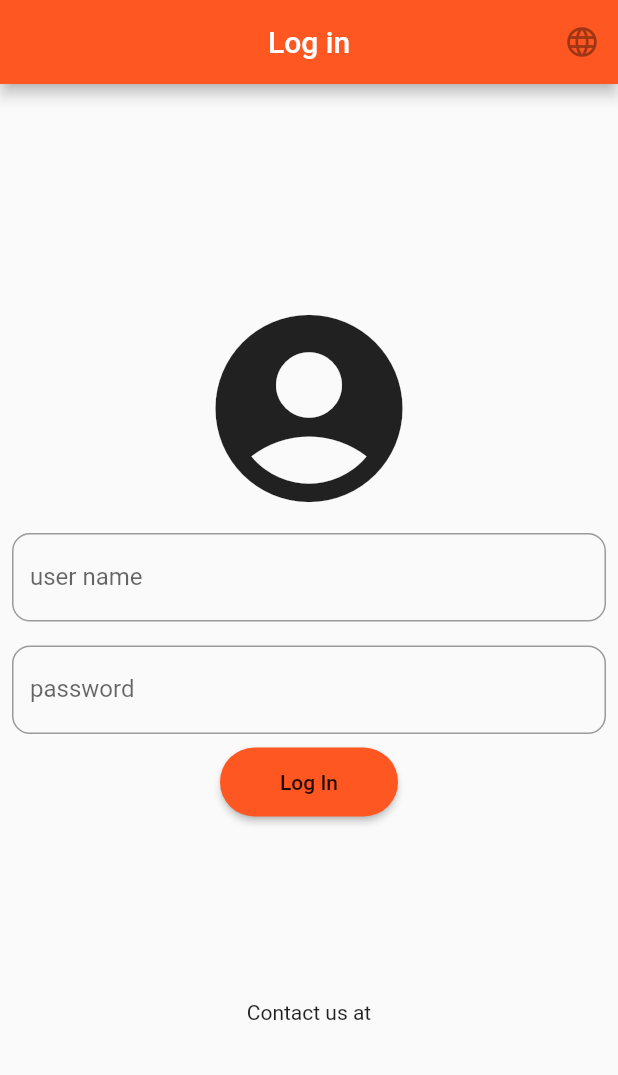
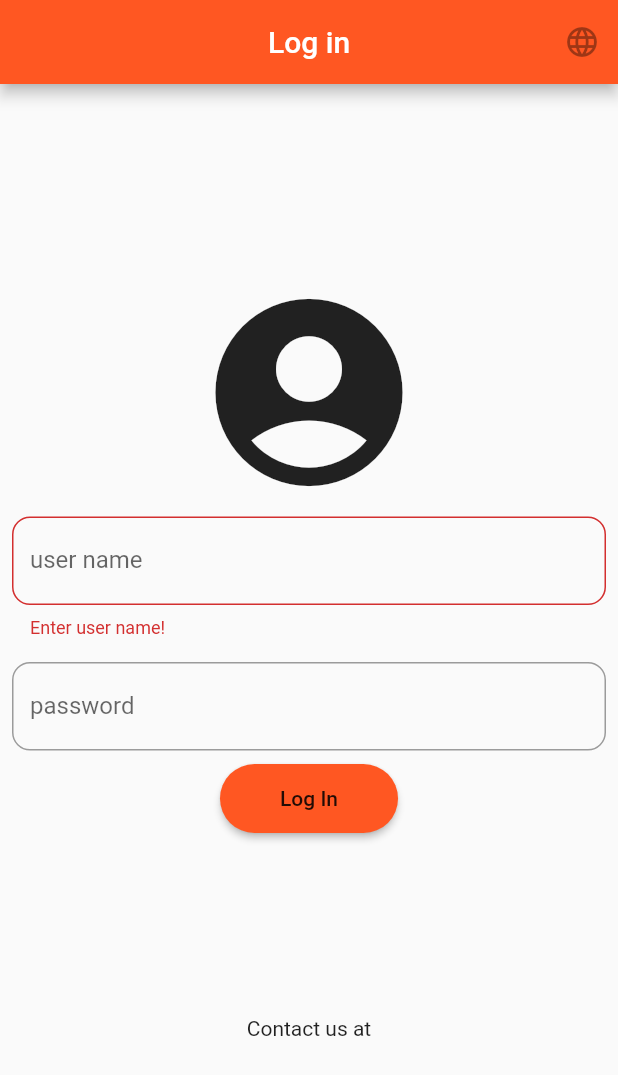
Before and after one commit to Babatundy/IAP, a Flutter app: the screen it shows after launch, after a tap on "Log In", on a phone screen of 412 x 824 dp. Shown: the top 1075 px of the screen. Run offline on Flutter 3.47's test engine with Material 2 defaults, Android fonts, the phone set to English and light mode, and no system bars.

Commit message:
-making a Rout navigation in drawer_routs for drawer elements -making validation from log_in page -fixing some stupid login bugs and wrapping padding around Form

```diff
--- a/lib/log_in_page.dart
+++ b/lib/log_in_page.dart
@@ -9,16 +9,22 @@ class Log_in_page extends StatefulWidget {
 class _Log_in_pageState extends State<Log_in_page> {
   TextEditingController user_name = new TextEditingController();
   TextEditingController password = new TextEditingController();
-
   bool user_b, password_b;
+  var user_form_key = GlobalKey<FormState>();
+  var pass_form_key = GlobalKey<FormState>();
 
   void tap() {
-    if((password_b==true)&&(user_b==true)) {
-      Navigator.push(context, MaterialPageRoute(builder: (context){
+    if ((user_form_key.currentState.validate()) &&
+        (pass_form_key.currentState.validate())) {
+      Navigator.push(
+        context,
+        MaterialPageRoute(
+          builder: (context) {
             return Main_page();
-      }));
-    }
-    else{
+          },
+        ),
+      );
+    } else {
       print("enter your info");
     }
   }
@@ -27,7 +33,7 @@ class _Log_in_pageState extends State<Log_in_page> {
 
   @override
   Widget build(BuildContext context) {
-    var screen_size=MediaQuery.of(context).size;
+    var screen_size = MediaQuery.of(context).size;
     return Scaffold(
       appBar: AppBar(
         title: Text(
@@ -57,12 +63,20 @@ class _Log_in_pageState extends State<Log_in_page> {
                   size: 150,
                 ),
               ),
-              Padding(
+              Form(
+                key: user_form_key,
+                child: Padding(
                   padding: const EdgeInsets.all(8.0),
                   child: TextFormField(
+                    validator: (value) {
+                      if (value.isEmpty)
+                        return "Enter user name!";
+                      else
+                        user_b = false;
+                    },
                     controller: user_name,
-                  onFieldSubmitted: (user){
-                    user_b=true;
+                    onFieldSubmitted: (user) {
+                      user_b = true;
                     },
                     decoration: InputDecoration(
                       labelText: "user name",
@@ -72,14 +86,24 @@ class _Log_in_pageState extends State<Log_in_page> {
                       ),
                     ),
                   ),
+                ),
               ), //user name
-              Padding(
+              Form(
+                key: pass_form_key,
+                child: Padding(
                   padding: const EdgeInsets.all(8.0),
                   child: TextFormField(
+
+                    validator: (value) {
+                      if (value.isEmpty)
+                        return "Enter password!";
+                      else
+                        password_b = false;
+                    },
                     obscureText: true,
                     controller: password,
-                  onFieldSubmitted: (pass){
-                    password_b=true;
+                    onFieldSubmitted: (pass) {
+                      password_b = true;
                     },
                     decoration: InputDecoration(
                       labelText: "password",
@@ -89,11 +113,12 @@ class _Log_in_pageState extends State<Log_in_page> {
                       ),
                     ),
                   ),
+                ),
               ), //password
               button.button(tap),
               Container(
-                height: screen_size.width/3,
-                width: screen_size.width/3,
+                height: screen_size.width / 3,
+                width: screen_size.width / 3,
                 alignment: Alignment.bottomCenter,
                 child: Text("Contact us at"),
               ),
@@ -111,7 +136,7 @@ class Button {
 
   Widget button(Function on_tap) {
     return RaisedButton(
-      padding: EdgeInsets.only(right: 40,left: 40,top: 15,bottom: 15),
+      padding: EdgeInsets.only(right: 40, left: 40, top: 15, bottom: 15),
       onPressed: on_tap,
       color: Colors.deepOrange,
       child: Text("Log In"),
--- a/lib/main_page.dart
+++ b/lib/main_page.dart
@@ -47,7 +47,9 @@ class _Main_pageState extends State<Main_page> {
     );
     //just adding a comment
     var i = 0;
-    return Scaffold(
+    return WillPopScope(
+      onWillPop: () async => false,
+      child: Scaffold(
         key: scaff_key,
         appBar: AppBar(
           leading: InkWell(
@@ -71,6 +73,7 @@ class _Main_pageState extends State<Main_page> {
           child: drawer_items,
         ),
         drawerScrimColor: Colors.white70,
+      ),
     );
   }
 }
```
Lines whose indentation alone changed are shown as unchanged.
